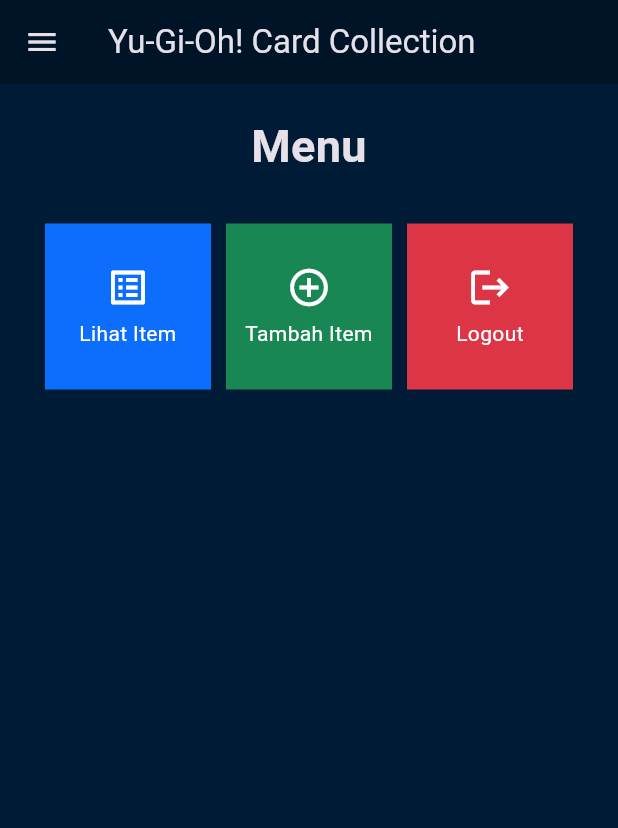
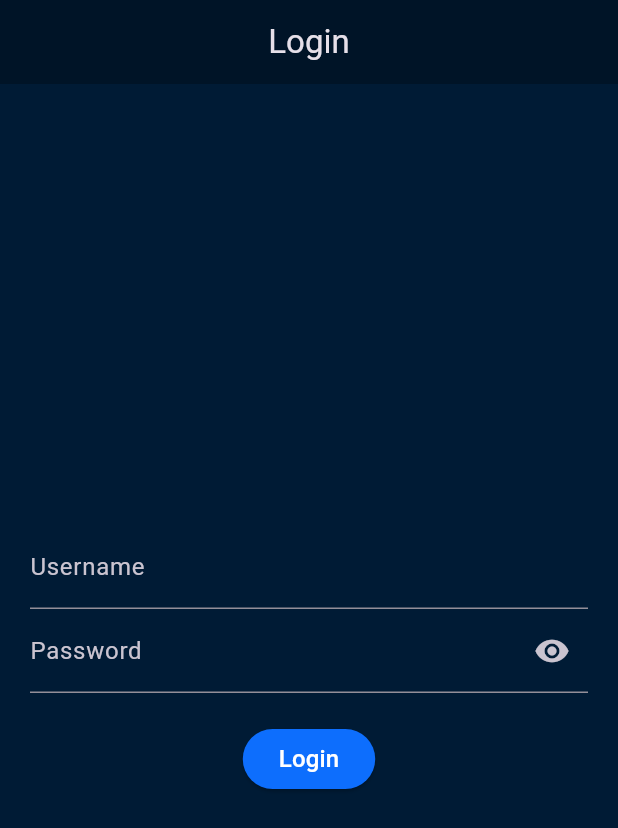
Before and after one commit to andhikapraa/yugioh-card-flutter, a Flutter app: the screen it shows after launch, on a phone screen of 412 x 824 dp. Shown: the top 828 px of the screen. Run offline on Flutter 3.47's test engine with Material 2 defaults, Android fonts, the phone set to English and light mode, and no system bars; our stand-ins replace image_picker; missing offline and left inert: pbp_django_auth.

Commit message:
Mengintegrasikan Sistem Autentikasi dengan Django

```diff
--- a/lib/main.dart
+++ b/lib/main.dart
@@ -1,5 +1,7 @@
 import 'package:flutter/material.dart';
-import 'package:yugioh_card/screens/menu.dart';
+import 'package:provider/provider.dart';
+import 'package:pbp_django_auth/pbp_django_auth.dart';
+import 'package:yugioh_card/screens/login.dart';
 
 void main() {
   runApp(const MyApp());
@@ -10,7 +12,12 @@
 
   @override
   Widget build(BuildContext context) {
-    return MaterialApp(
+    return Provider(
+      create: (_) {
+        CookieRequest request = CookieRequest();
+        return request;
+      },
+      child: MaterialApp(
         title: 'Yu-Gi-Oh! Card Collection',
         theme: ThemeData(
           brightness: Brightness.dark,
@@ -29,7 +36,8 @@
           visualDensity: VisualDensity.adaptivePlatformDensity,
           useMaterial3: true,
         ),
-      home: Menu(),
+        home: const LoginPage(),
+      ),
     );
   }
 }
--- /dev/null
+++ b/lib/screens/login.dart
@@ -0,0 +1,149 @@
+// ignore_for_file: use_build_context_synchronously
+
+import 'package:flutter/material.dart';
+import 'package:yugioh_card/screens/menu.dart';
+import 'package:provider/provider.dart';
+import 'package:pbp_django_auth/pbp_django_auth.dart';
+
+void main() {
+  runApp(const LoginApp());
+}
+
+class LoginApp extends StatelessWidget {
+  const LoginApp({Key? key}) : super(key: key);
+
+  @override
+  Widget build(BuildContext context) {
+    return MaterialApp(
+        title: 'Login',
+        theme: ThemeData(
+          brightness: Brightness.dark,
+          primaryColor: const Color(0xFF0D6EFD),
+          scaffoldBackgroundColor: const Color(0xFF001B35),
+          appBarTheme: const AppBarTheme(
+            backgroundColor: Color(0xFF001427),
+          ),
+          drawerTheme: const DrawerThemeData(
+            backgroundColor: Color(0xFF001B35),
+          ),
+          snackBarTheme: const SnackBarThemeData(
+            backgroundColor: Color(0xFF031633),
+            contentTextStyle: TextStyle(color: Color(0xFF6EA8FE)),
+          ),
+          visualDensity: VisualDensity.adaptivePlatformDensity,
+          useMaterial3: true,
+        ),
+        home: const LoginPage());
+  }
+}
+
+class LoginPage extends StatefulWidget {
+  const LoginPage({Key? key}) : super(key: key);
+
+  @override
+  State<StatefulWidget> createState() => _LoginPageState();
+}
+
+class _LoginPageState extends State<LoginPage> {
+  final TextEditingController _usernameController = TextEditingController();
+  final TextEditingController _passwordController = TextEditingController();
+  bool _obscureText = true;
+
+  @override
+  Widget build(BuildContext context) {
+    final request = Provider.of<CookieRequest>(context);
+    return Scaffold(
+      appBar: AppBar(
+        title: const Text('Login'),
+        centerTitle: true,
+      ),
+      body: Container(
+        padding: const EdgeInsets.all(20),
+        child: Column(
+          mainAxisAlignment: MainAxisAlignment.center,
+          children: [
+            TextField(
+              controller: _usernameController,
+              decoration: const InputDecoration(
+                labelText: 'Username',
+              ),
+            ),
+            TextField(
+              controller: _passwordController,
+              obscureText: _obscureText,
+              decoration: InputDecoration(
+                labelText: 'Password',
+                suffixIcon: IconButton(
+                  icon: Icon(
+                    _obscureText ? Icons.visibility : Icons.visibility_off,
+                  ),
+                  onPressed: () {
+                    setState(() {
+                      _obscureText = !_obscureText;
+                    });
+                  },
+                ),
+              ),
+            ),
+            const SizedBox(height: 20),
+            ElevatedButton(
+              style: ButtonStyle(
+                backgroundColor: MaterialStateProperty.all<Color>(
+                  Theme.of(context).primaryColor,
+                ),
+              ),
+              onPressed: () async {
+                String username = _usernameController.text;
+                String password = _passwordController.text;
+
+                final response = await request
+                    .login("https://pras-yugioh-card.onrender.com/auth/login", {
+                  "username": username,
+                  "password": password,
+                });
+
+                if (request.loggedIn) {
+                  String message = response["message"];
+                  String uname = response["username"];
+                  Navigator.pushReplacement(
+                      context, MaterialPageRoute(builder: (context) => Menu()));
+                  ScaffoldMessenger.of(context)
+                    ..hideCurrentSnackBar()
+                    ..showSnackBar(
+                      SnackBar(
+                        content: Text("$message! Welcome $uname!"),
+                        duration: const Duration(seconds: 2),
+                      ),
+                    );
+                } else {
+                  showDialog(
+                    context: context,
+                    builder: (context) => AlertDialog(
+                      title: const Text("Login Failed"),
+                      content: Text(response["message"]),
+                      actions: [
+                        TextButton(
+                          onPressed: () {
+                            Navigator.pop(context);
+                          },
+                          child: const Text("OK"),
+                        ),
+                      ],
+                    ),
+                  );
+                }
+              },
+              child: const Text(
+                'Login',
+                style: TextStyle(
+                  color: Colors.white,
+                  fontSize: 16.0, // Increase font size
+                ),
+              ),
+            ),
+          ],
+        ),
+      ),
+    );
+  }
+}
--- a/pubspec.yaml
+++ b/pubspec.yaml
@@ -36,6 +36,8 @@
   # Use with the CupertinoIcons class for iOS style icons.
   cupertino_icons: ^1.0.2
   image_picker: ^1.0.4
+  provider: ^6.1.1
+  pbp_django_auth: ^0.4.0
 
 dev_dependencies:
   flutter_test:
```
Also changed, not shown: pubspec.lock, 2 other files. Lines whose indentation alone changed are shown as unchanged.
